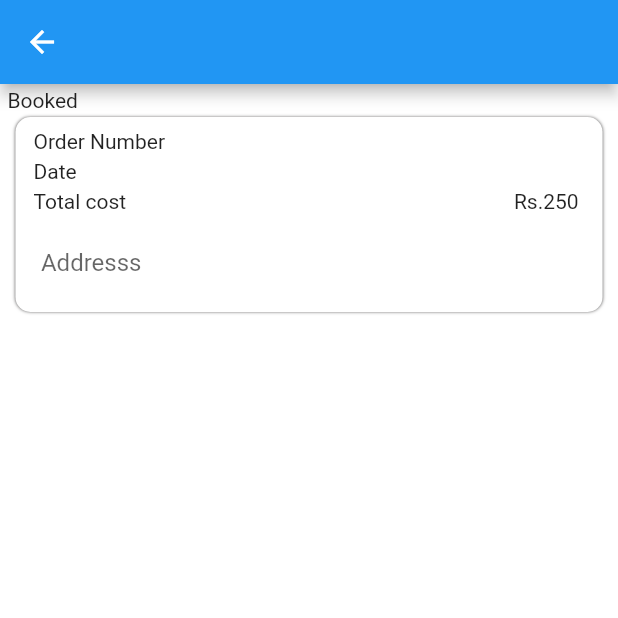
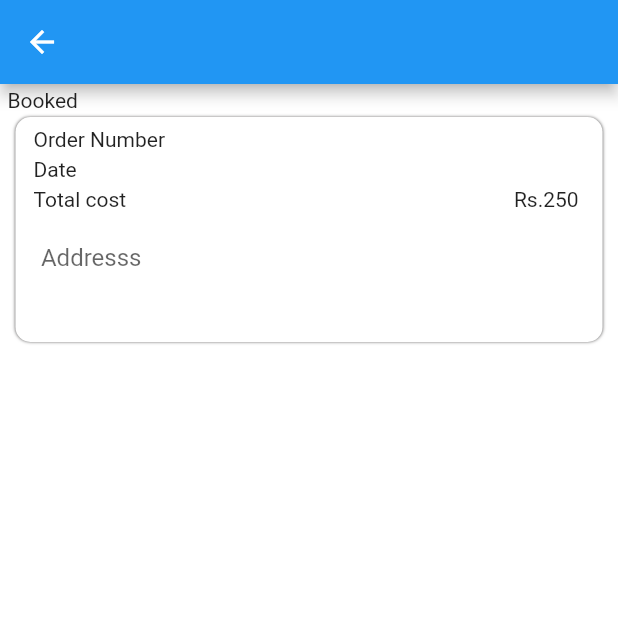
Before and after one commit to dhruvja/dress-renting-ap, a Flutter app: the OrdeBookedWidget screen opened directly, on a phone screen of 412 x 824 dp, the top half of it. Run offline on Flutter 3.47's test engine with Material 2 defaults, Android fonts, the phone set to English and light mode, and no system bars; our stand-ins replace auto_size_text, easy_debounce, font_awesome_flutter, google_fonts, page_transition, photo_view and 2 more; missing offline and left inert: json_path; accounts and stored records are empty.

Commit message:
Updating to latest FlutterFlow output.

```diff
--- a/lib/components/cart_component_copy_widget.dart
+++ b/lib/components/cart_component_copy_widget.dart
@@ -26,7 +26,7 @@ class _CartComponentCopyWidgetState extends State<CartComponentCopyWidget> {
       padding: EdgeInsetsDirectional.fromSTEB(0, 3, 0, 3),
       child: Container(
         width: MediaQuery.of(context).size.width * 0.95,
-        height: 130,
+        height: 150,
         decoration: BoxDecoration(
           color: Colors.white,
           boxShadow: [
@@ -171,6 +171,7 @@ class _CartComponentCopyWidgetState extends State<CartComponentCopyWidget> {
                                     ),
                                   ),
                                   style: FlutterFlowTheme.of(context).bodyText1,
+                                  maxLines: 3,
                                 ),
                               ),
                             ),
```
